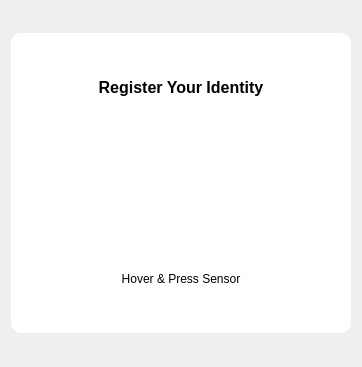
Old version of the form src/views/register_views/fingerprint_view.ui in the repository devforgely/MFA-Simulator.
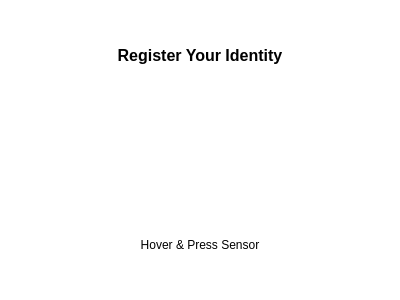
New version of the form. Icons and pictures are not drawn.

What changed in the file:
```diff
--- a/src/views/register_views/fingerprint_view.ui
+++ b/src/views/register_views/fingerprint_view.ui
@@ -6,10 +6,16 @@
    <rect>
     <x>0</x>
     <y>0</y>
-    <width>362</width>
-    <height>367</height>
+    <width>400</width>
+    <height>300</height>
    </rect>
   </property>
+  <property name="maximumSize">
+   <size>
+    <width>400</width>
+    <height>300</height>
+   </size>
+  </property>
   <property name="windowTitle">
    <string>Form</string>
   </property>
@@ -17,7 +23,7 @@
    <enum>Qt::LeftToRight</enum>
   </property>
   <property name="styleSheet">
-   <string notr="true">#left_frame {
+   <string notr="true">#Form {
 	background-color: #fff;
 	border-radius: 10px;
 }
@@ -30,21 +36,6 @@
   </property>
   <layout class="QVBoxLayout" name="verticalLayout">
    <item>
-    <widget class="QFrame" name="left_frame">
-     <property name="maximumSize">
-      <size>
-       <width>400</width>
-       <height>300</height>
-      </size>
-     </property>
-     <property name="frameShape">
-      <enum>QFrame::StyledPanel</enum>
-     </property>
-     <property name="frameShadow">
-      <enum>QFrame::Raised</enum>
-     </property>
-     <layout class="QVBoxLayout" name="verticalLayout_2">
-      <item>
        <widget class="QLabel" name="label">
         <property name="font">
          <font>
@@ -62,6 +53,8 @@
        </widget>
       </item>
       <item>
+    <layout class="QVBoxLayout" name="fp_layout">
+     <item>
        <widget class="QPushButton" name="fingerprint_btn">
         <property name="sizePolicy">
          <sizepolicy hsizetype="Maximum" vsizetype="Maximum">
@@ -96,6 +89,8 @@
         </property>
        </widget>
       </item>
+    </layout>
+   </item>
       <item>
        <widget class="QLabel" name="label_2">
         <property name="text">
@@ -104,9 +99,6 @@
         <property name="alignment">
          <set>Qt::AlignCenter</set>
         </property>
-       </widget>
-      </item>
-     </layout>
     </widget>
    </item>
   </layout>
```
Lines whose indentation alone changed are shown as unchanged.
